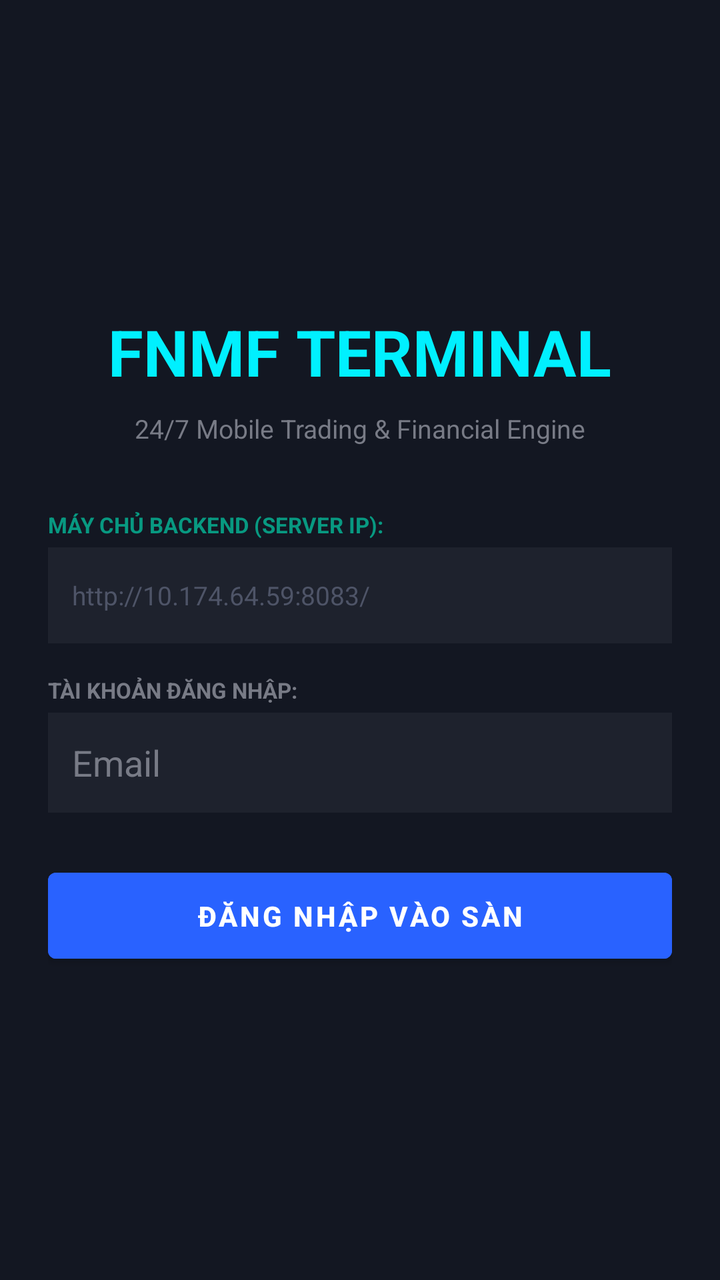
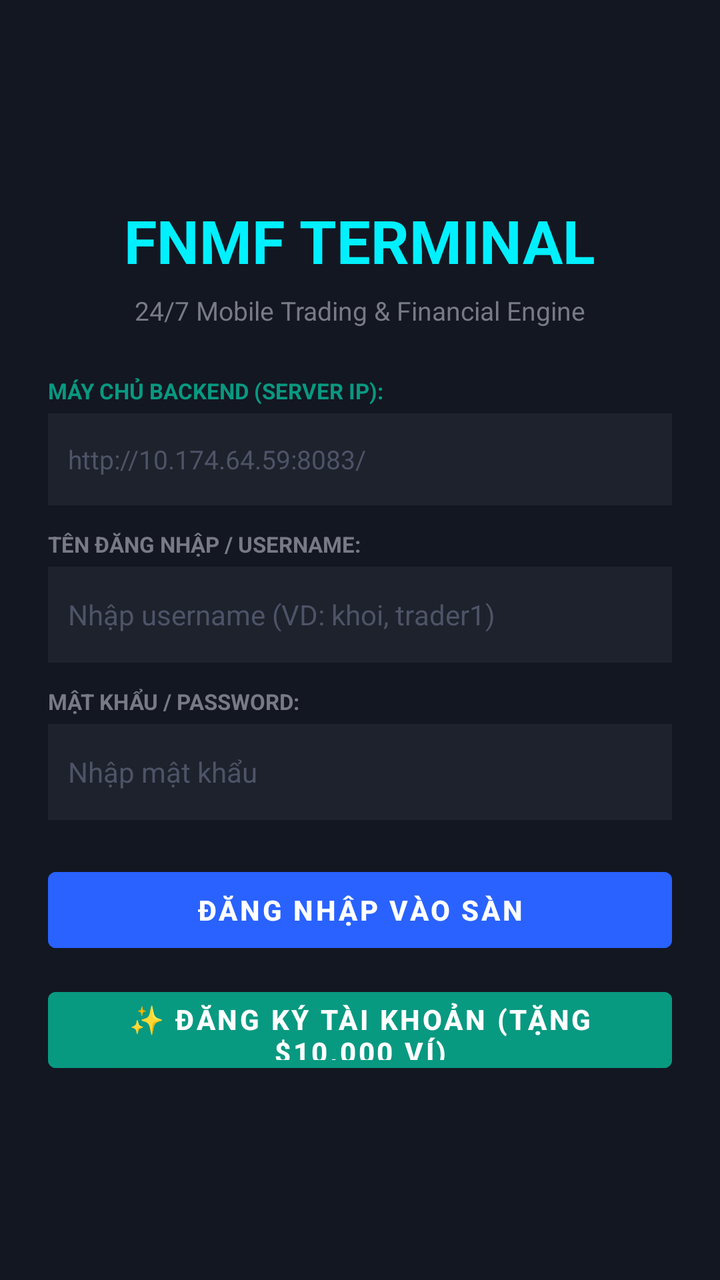

Two renders of the same Android screen: before a commit and after it. Below are the layout's source before the change and the commit's diff.
<!-- AndroidManifest.xml: application theme Theme.NHUMONGLENH -->
<!-- res/layout/layout_activity1.xml -->
<?xml version="1.0" encoding="utf-8"?>
<LinearLayout xmlns:android="http://schemas.android.com/apk/res/android"
    android:layout_width="match_parent"
    android:layout_height="match_parent"
    android:orientation="vertical"
    android:padding="24dp"
    android:background="#131722"
    android:gravity="center">

    <TextView
        android:layout_width="wrap_content"
        android:layout_height="wrap_content"
        android:text="FNMF TERMINAL"
        android:textColor="#00F0FF"
        android:textSize="32sp"
        android:textStyle="bold"
        android:layout_marginBottom="8dp"/>

    <TextView
        android:layout_width="wrap_content"
        android:layout_height="wrap_content"
        android:text="24/7 Mobile Trading &amp; Financial Engine"
        android:textColor="#787B86"
        android:textSize="13sp"
        android:layout_marginBottom="32dp"/>

    <TextView
        android:layout_width="match_parent"
        android:layout_height="wrap_content"
        android:text="MÁY CHỦ BACKEND (SERVER IP):"
        android:textColor="#089981"
        android:textSize="11sp"
        android:textStyle="bold"
        android:layout_marginBottom="4dp"/>

    <EditText
        android:id="@+id/etServerUrl"
        android:layout_width="match_parent"
        android:layout_height="48dp"
        android:hint="http://10.174.64.59:8083/"
        android:textColorHint="#4E5467"
        android:textColor="#00F0FF"
        android:background="#1E222D"
        android:padding="12dp"
        android:textSize="13sp"
        android:layout_marginBottom="16dp"/>

    <TextView
        android:layout_width="match_parent"
        android:layout_height="wrap_content"
        android:text="TÀI KHOẢN ĐĂNG NHẬP:"
        android:textColor="#787B86"
        android:textSize="11sp"
        android:textStyle="bold"
        android:layout_marginBottom="4dp"/>

    <EditText
        android:id="@+id/etEmail"
        android:layout_width="match_parent"
        android:layout_height="50dp"
        android:hint="Email"
        android:textColorHint="#787B86"
        android:textColor="#FFFFFF"
        android:background="#1E222D"
        android:padding="12dp"
        android:layout_marginBottom="24dp"/>

    <Button
        android:id="@+id/btnLogin"
        android:layout_width="match_parent"
        android:layout_height="55dp"
        android:text="ĐĂNG NHẬP VÀO SÀN"
        android:backgroundTint="#2962FF"
        android:textStyle="bold"
        android:textColor="#FFFFFF"/>
</LinearLayout>
<!-- resources referenced by this layout -->
<resources>
  <style name="Theme.NHUMONGLENH" parent="Theme.MaterialComponents.DayNight.DarkActionBar">
          
          <item name="colorPrimary">@color/purple_500</item>
          <item name="colorPrimaryVariant">@color/purple_700</item>
          <item name="colorOnPrimary">@color/white</item>
          
          <item name="colorSecondary">@color/teal_200</item>
          <item name="colorSecondaryVariant">@color/teal_700</item>
          <item name="colorOnSecondary">@color/black</item>
          
          <item name="android:statusBarColor">?attr/colorPrimaryVariant</item>
          
      </style>
  <color name="purple_500">#FF6200EE</color>
  <color name="purple_700">#FF3700B3</color>
  <color name="white">#FFFFFFFF</color>
  <color name="teal_200">#FF03DAC5</color>
  <color name="teal_700">#FF018786</color>
  <color name="black">#FF000000</color>
</resources>

<!-- the commit's change to res/layout/layout_activity1.xml (unified diff, before → after) -->
@@ -12,9 +12,9 @@
         android:layout_height="wrap_content"
         android:text="FNMF TERMINAL"
         android:textColor="#00F0FF"
-        android:textSize="32sp"
+        android:textSize="30sp"
         android:textStyle="bold"
-        android:layout_marginBottom="8dp"/>
+        android:layout_marginBottom="6dp"/>
 
     <TextView
         android:layout_width="wrap_content"
@@ -22,8 +22,9 @@
         android:text="24/7 Mobile Trading &amp; Financial Engine"
         android:textColor="#787B86"
         android:textSize="13sp"
-        android:layout_marginBottom="32dp"/>
+        android:layout_marginBottom="24dp"/>
 
+    
     <TextView
         android:layout_width="match_parent"
         android:layout_height="wrap_content"
@@ -36,41 +37,78 @@
     <EditText
         android:id="@+id/etServerUrl"
         android:layout_width="match_parent"
-        android:layout_height="48dp"
+        android:layout_height="46dp"
         android:hint="http://10.174.64.59:8083/"
         android:textColorHint="#4E5467"
         android:textColor="#00F0FF"
         android:background="#1E222D"
-        android:padding="12dp"
+        android:padding="10dp"
         android:textSize="13sp"
-        android:layout_marginBottom="16dp"/>
+        android:layout_marginBottom="12dp"/>
 
+    
     <TextView
         android:layout_width="match_parent"
         android:layout_height="wrap_content"
-        android:text="TÀI KHOẢN ĐĂNG NHẬP:"
+        android:text="TÊN ĐĂNG NHẬP / USERNAME:"
         android:textColor="#787B86"
         android:textSize="11sp"
         android:textStyle="bold"
         android:layout_marginBottom="4dp"/>
 
     <EditText
-        android:id="@+id/etEmail"
+        android:id="@+id/etUsername"
         android:layout_width="match_parent"
-        android:layout_height="50dp"
-        android:hint="Email"
-        android:textColorHint="#787B86"
+        android:layout_height="48dp"
+        android:hint="Nhập username (VD: khoi, trader1)"
+        android:textColorHint="#4E5467"
         android:textColor="#FFFFFF"
         android:background="#1E222D"
-        android:padding="12dp"
-        android:layout_marginBottom="24dp"/>
+        android:padding="10dp"
+        android:textSize="14sp"
+        android:layout_marginBottom="12dp"/>
 
+    
+    <TextView
+        android:layout_width="match_parent"
+        android:layout_height="wrap_content"
+        android:text="MẬT KHẨU / PASSWORD:"
+        android:textColor="#787B86"
+        android:textSize="11sp"
+        android:textStyle="bold"
+        android:layout_marginBottom="4dp"/>
+
+    <EditText
+        android:id="@+id/etPassword"
+        android:layout_width="match_parent"
+        android:layout_height="48dp"
+        android:hint="Nhập mật khẩu"
+        android:textColorHint="#4E5467"
+        android:textColor="#FFFFFF"
+        android:inputType="textPassword"
+        android:background="#1E222D"
+        android:padding="10dp"
+        android:textSize="14sp"
+        android:layout_marginBottom="20dp"/>
+
+    
     <Button
         android:id="@+id/btnLogin"
         android:layout_width="match_parent"
-        android:layout_height="55dp"
+        android:layout_height="50dp"
         android:text="ĐĂNG NHẬP VÀO SÀN"
         android:backgroundTint="#2962FF"
         android:textStyle="bold"
+        android:textColor="#FFFFFF"
+        android:layout_marginBottom="10dp"/>
+
+    
+    <Button
+        android:id="@+id/btnRegister"
+        android:layout_width="match_parent"
+        android:layout_height="50dp"
+        android:text="✨ ĐĂNG KÝ TÀI KHOẢN (TẶNG $10,000 VÍ)"
+        android:backgroundTint="#089981"
+        android:textStyle="bold"
         android:textColor="#FFFFFF"/>
 </LinearLayout>
